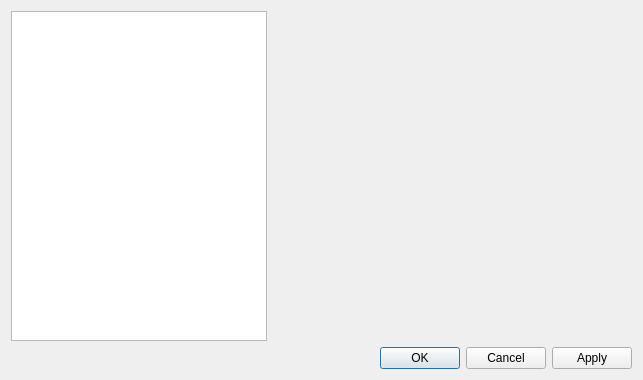
Above: preferencesdialog.ui from Yovsky/Edito before the change. Below: the same form after it.
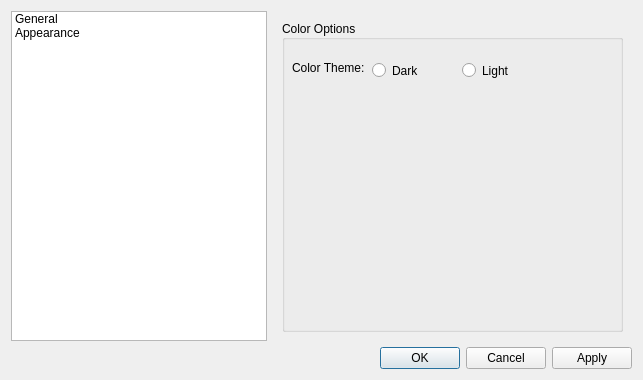
That is the form after the change. The open tabs and pages were chosen to show the change. Icons and pictures are not drawn.

Commit message: Added the Appearance layout in preferences, changed the icon.

Diff of the .ui file:
```diff
--- a/preferencesdialog.ui
+++ b/preferencesdialog.ui
@@ -19,12 +19,79 @@
   </property>
   <layout class="QFormLayout" name="formLayout">
    <item row="0" column="0">
-    <widget class="QListWidget" name="listWidget"/>
+    <widget class="QListWidget" name="PrefList">
+     <item>
+      <property name="text">
+       <string>General</string>
+      </property>
+     </item>
+     <item>
+      <property name="text">
+       <string>Appearance</string>
+      </property>
+     </item>
+    </widget>
    </item>
    <item row="0" column="1">
     <widget class="QStackedWidget" name="stackedWidget">
-     <widget class="QWidget" name="page"/>
-     <widget class="QWidget" name="page_2"/>
+     <widget class="QWidget" name="General"/>
+     <widget class="QWidget" name="Apperance">
+      <layout class="QGridLayout" name="gridLayout">
+       <item row="0" column="0">
+        <widget class="QGroupBox" name="groupBox">
+         <property name="title">
+          <string>Color Options</string>
+         </property>
+         <property name="alignment">
+          <set>Qt::AlignmentFlag::AlignLeading|Qt::AlignmentFlag::AlignLeft|Qt::AlignmentFlag::AlignVCenter</set>
+         </property>
+         <property name="flat">
+          <bool>false</bool>
+         </property>
+         <widget class="QRadioButton" name="radioButton">
+          <property name="geometry">
+           <rect>
+            <x>90</x>
+            <y>40</y>
+            <width>51</width>
+            <height>21</height>
+           </rect>
+          </property>
+          <property name="text">
+           <string>Dark</string>
+          </property>
+         </widget>
+         <widget class="QLabel" name="label">
+          <property name="geometry">
+           <rect>
+            <x>10</x>
+            <y>40</y>
+            <width>81</width>
+            <height>16</height>
+           </rect>
+          </property>
+          <property name="text">
+           <string>Color Theme:</string>
+          </property>
+         </widget>
+         <widget class="QRadioButton" name="radioButton_2">
+          <property name="geometry">
+           <rect>
+            <x>180</x>
+            <y>40</y>
+            <width>90</width>
+            <height>21</height>
+           </rect>
+          </property>
+          <property name="text">
+           <string>Light</string>
+          </property>
+         </widget>
+        </widget>
+       </item>
+      </layout>
+     </widget>
+     <widget class="QWidget" name="page_3"/>
     </widget>
    </item>
    <item row="1" column="1">
```
The commit also changes 5 other files.
